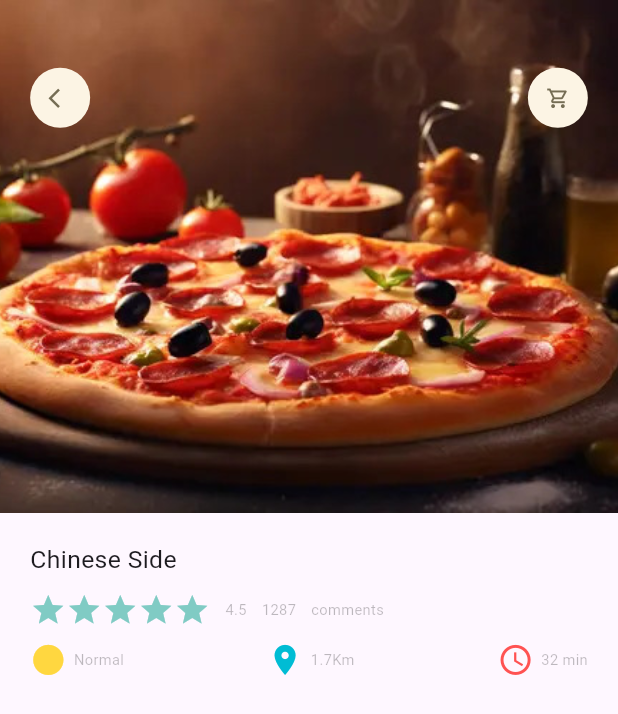
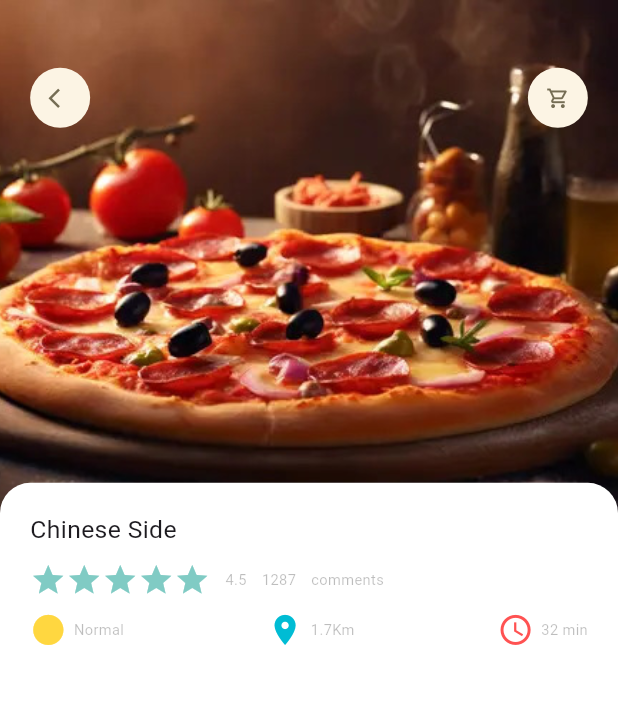
Before and after one commit to SabihaAkter25/Shop-App-with-Backend, a Flutter app: the screen it shows after launch, on a phone screen of 412 x 824 dp. Shown: the top 714 px of the screen. Run offline on Flutter 3.47's test engine with Material 3 defaults, Android fonts, the phone set to English and light mode, and no system bars; our stand-ins replace dots_indicator, get.

Commit message:
Add detail page

```diff
--- a/lib/pages/food/popular_food_detail.dart
+++ b/lib/pages/food/popular_food_detail.dart
@@ -42,7 +42,8 @@ decoration: const BoxDecoration(
           Positioned(
             left: 0,
             right: 0,
-            top: Dimantions.popularFoodImgSize,
+            bottom: 0,
+            top: Dimantions.popularFoodImgSize-20,
             child: Container(
               padding: EdgeInsets.only(
                 left: Dimantions.width20,
@@ -50,7 +51,11 @@ decoration: const BoxDecoration(
                 top: Dimantions.height20,
               ),
               decoration: BoxDecoration(
-                borderRadius: BorderRadius.circular(Dimantions.radius20),
+                borderRadius: BorderRadius.only(
+                  topRight:Radius.circular(Dimantions.radius20),
+                  topLeft:Radius.circular(Dimantions.radius20),
+                ),
+                color: Colors.white,
               ),
               child:  Column(
                 crossAxisAlignment: CrossAxisAlignment.start,
```
